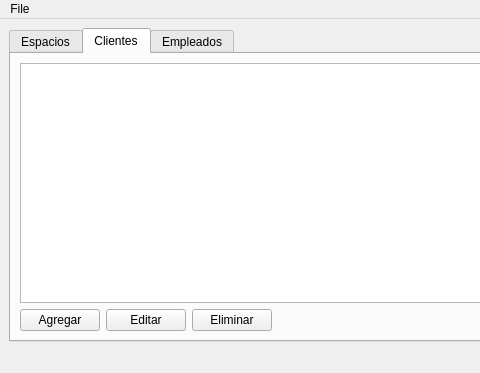
Before: the Qt Designer form adminmainwindow.ui in stsewd/polideportivo, drawn with Qt 5; both pictures show x 0 to 480 and y 0 to 373 of the 696 by 373 pixel window.
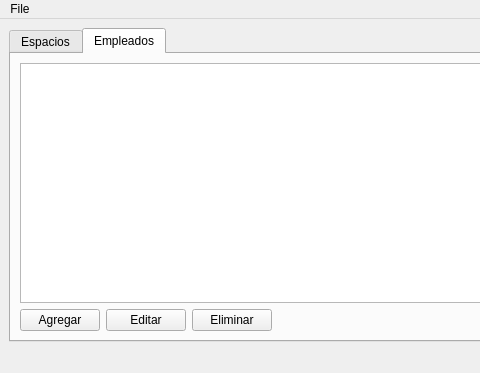
After: the same form once the commit is applied. The open tabs and pages were chosen to show the change.

```diff
--- a/adminmainwindow.ui
+++ b/adminmainwindow.ui
@@ -101,7 +101,7 @@
       </widget>
       <widget class="QWidget" name="tab_2">
        <attribute name="title">
-        <string>Clientes</string>
+        <string>Empleados</string>
        </attribute>
        <layout class="QVBoxLayout" name="verticalLayout">
         <item>
@@ -147,11 +147,6 @@
         </item>
        </layout>
       </widget>
-      <widget class="QWidget" name="tab_3">
-       <attribute name="title">
-        <string>Empleados</string>
-       </attribute>
-      </widget>
      </widget>
     </item>
    </layout>
```
Left out of the diff: 16 changed lines with no effect on the pictures.
